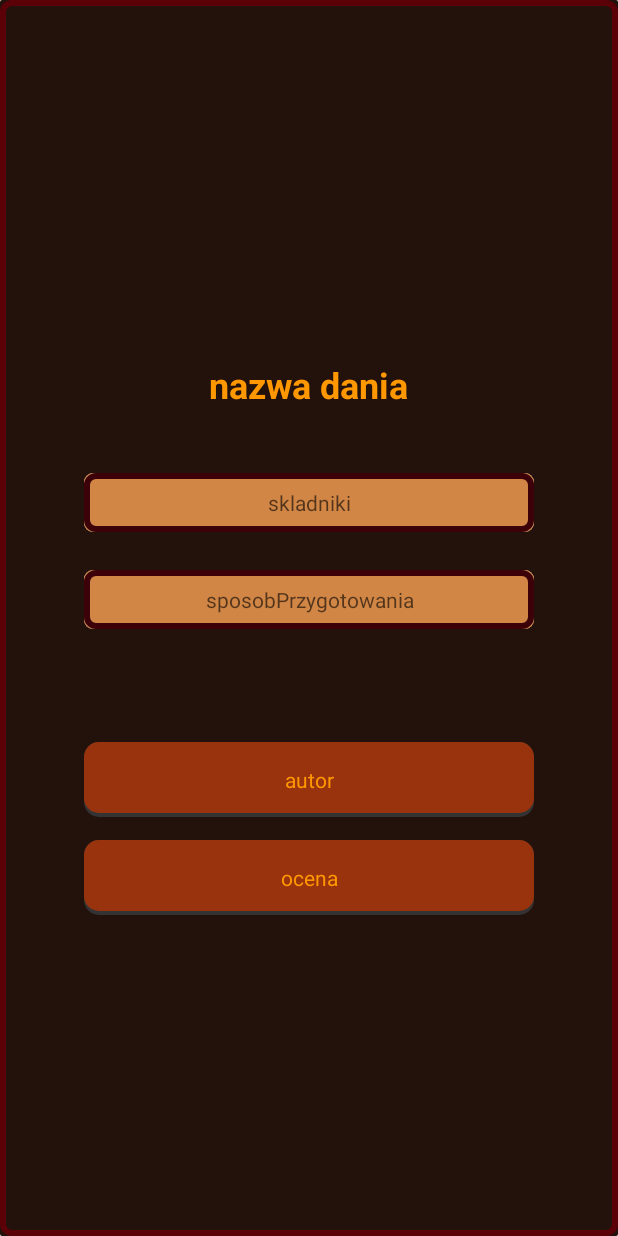
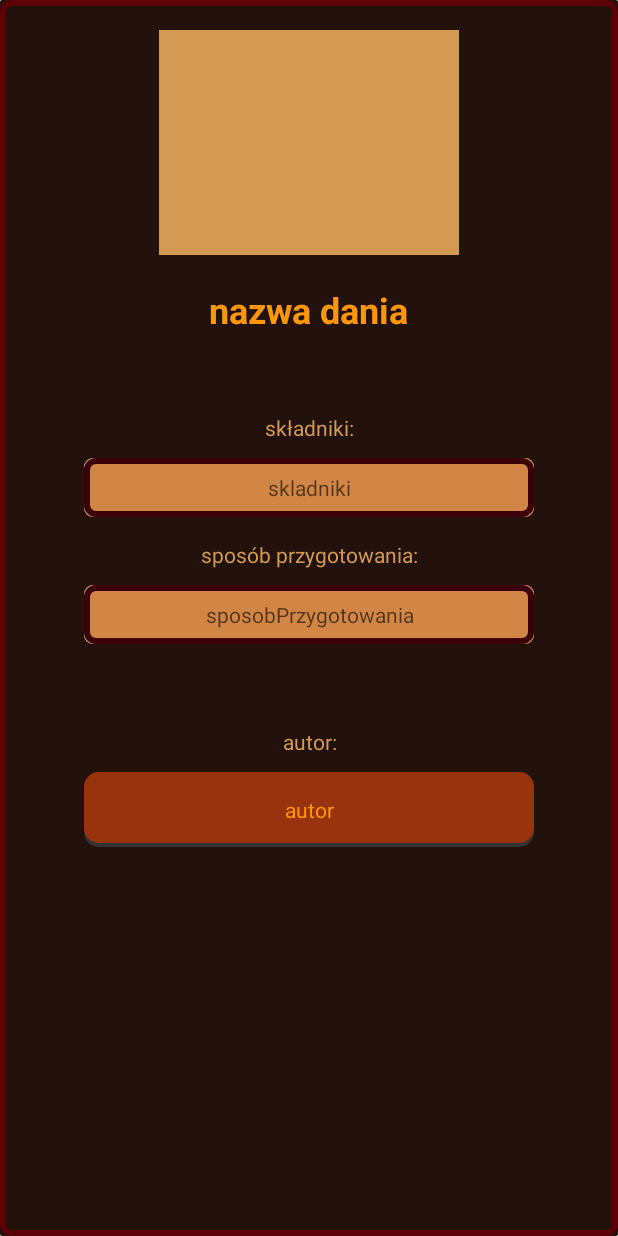
Before and after one commit to anonimowy-uzytkownik/Studencka-Karczma, an Android app: the PrzepisSzczegolyUlubione screen opened directly, with no data from a screen before it, on a phone screen of 412 x 824 dp. Run offline under Robolectric (Android 15) with nearby library versions, the phone set to English and light mode, and no system bars; our stand-ins replace Firebase (no records; nobody signed in at launch, a user with empty details on screens opened directly).

```diff
--- a/app/src/main/java/com/example/projekt/EdycjaPrzepisuActivity.java
+++ b/app/src/main/java/com/example/projekt/EdycjaPrzepisuActivity.java
@@ -105,7 +105,6 @@ public class EdycjaPrzepisuActivity extends AppCompatActivity {
                 TVnazwa=findViewById(R.id.nazwa);
                 TVskladniki=findViewById(R.id.skladniki);
                 TVsposobPrzygotowania=findViewById(R.id.sposobPrzygotowania);
-                TVocena=findViewById(R.id.ocena);
                 TVautor=findViewById(R.id.autor);
                 buttonEdytuj=findViewById(R.id.buttonEdytuj);
                 SimpleDateFormat dateFormat = new SimpleDateFormat("dd/MM/yyyy");
--- a/app/src/main/java/com/example/projekt/MainActivity.java
+++ b/app/src/main/java/com/example/projekt/MainActivity.java
@@ -35,7 +35,6 @@ import static android.provider.AlarmClock.EXTRA_MESSAGE;
 import java.util.ArrayList;
 
 public class MainActivity extends AppCompatActivity {
-    public final String [] tablica={"a","a","a","a"};
     public static final String EXTRA_MESSAGE = "com.example.myfirstapp.MESSAGE";
     private StorageReference mStorageRef;
     Button buttonUlubione,buttonKonto,buttonKupony,buttonCzyszczenie,buttonDodaniePrzepisu;
@@ -43,7 +42,6 @@ public class MainActivity extends AppCompatActivity {
 
 
     TextView textViewSkładniki, textViewOpis,textViewTytuł, textViewPrzygotowanie, textViewPorcja, buttonPlayer;
-    //String[] tablica={"a","a","a","a"};
     static String obrazekPrzepisuPath = null;
     MediaPlayer mySong;
     @Override
--- a/app/src/main/java/com/example/projekt/PrzepisListAdapterUlubione.java
+++ b/app/src/main/java/com/example/projekt/PrzepisListAdapterUlubione.java
@@ -12,6 +12,7 @@ import android.widget.ArrayAdapter;
 import android.widget.Button;
 import android.widget.ImageView;
 import android.widget.TextView;
+import android.widget.Toast;
 
 import androidx.annotation.NonNull;
 
@@ -82,6 +83,9 @@ public class PrzepisListAdapterUlubione  extends ArrayAdapter<Przepis> {
                 final String nickname =  user.getEmail();
                 DatabaseReference usersRef = FirebaseDatabase.getInstance().getReference().child("Przepisy").child(nazwaDania).child("ulubione");
                 usersRef.child(String.valueOf(nickname.hashCode())).setValue(null);
+
+                Toast toast = Toast.makeText(getContext(),"przepis usuniety z ulubionych!",Toast.LENGTH_SHORT);
+                toast.show();
             }
         });
 
--- a/app/src/main/java/com/example/projekt/PrzepisSzczegoly.java
+++ b/app/src/main/java/com/example/projekt/PrzepisSzczegoly.java
@@ -36,7 +36,6 @@ public class PrzepisSzczegoly extends AppCompatActivity {
         TVnazwa=findViewById(R.id.nazwa);
         TVskladniki=findViewById(R.id.skladniki);
         TVsposobPrzygotowania=findViewById(R.id.sposobPrzygotowania);
-        TVocena=findViewById(R.id.ocena);
         TVautor=findViewById(R.id.autor);
 
 
@@ -76,7 +75,6 @@ public class PrzepisSzczegoly extends AppCompatActivity {
                     TVnazwa.setText(nazwa);
                     TVskladniki.setText(skladniki);
                     TVsposobPrzygotowania.setText(sposobPrzygotowania);
-                    TVocena.setText(ocena);
                     TVautor.setText(autor);
 
                     Log.d("nazwa w przepisSzcz",nazwa);
--- a/app/src/main/java/com/example/projekt/PrzepisSzczegolyUlubione.java
+++ b/app/src/main/java/com/example/projekt/PrzepisSzczegolyUlubione.java
@@ -34,7 +34,6 @@ public class PrzepisSzczegolyUlubione  extends AppCompatActivity {
         TVnazwa=findViewById(R.id.nazwa);
         TVskladniki=findViewById(R.id.skladniki);
         TVsposobPrzygotowania=findViewById(R.id.sposobPrzygotowania);
-        TVocena=findViewById(R.id.ocena);
         TVautor=findViewById(R.id.autor);
 
 
@@ -79,7 +78,6 @@ public class PrzepisSzczegolyUlubione  extends AppCompatActivity {
                     TVnazwa.setText(nazwa);
                     TVskladniki.setText(skladniki);
                     TVsposobPrzygotowania.setText(sposobPrzygotowania);
-                    TVocena.setText(ocena);
                     TVautor.setText(autor);
 
                     Log.d("nazwa w przepisSzcz",nazwa);
--- a/app/src/main/res/drawable/imageview_border.xml
+++ b/app/src/main/res/drawable/imageview_border.xml
@@ -1,6 +1,6 @@
 <?xml version="1.0" encoding="UTF-8"?>
 <shape xmlns:android="http://schemas.android.com/apk/res/android">
     <solid android:color="@color/colorPrimary"/>
-    <stroke android:width="10dp" android:color="#FFFFFF"/>
+    <stroke android:width="10dp" android:color="@color/colorPrimary"/>
     <padding android:left="10dp" android:top="10dp" android:right="10dp" android:bottom="10dp"/>
 </shape>
--- a/app/src/main/res/layout/activity_przepis_szczegoly.xml
+++ b/app/src/main/res/layout/activity_przepis_szczegoly.xml
@@ -17,10 +17,13 @@
             <ImageView
                 android:id="@+id/obrazek"
                 android:layout_width="200dp"
-                android:layout_height="200dp"
+                android:layout_height="150dp"
                 android:layout_marginTop="20dp"
                 android:layout_gravity="center"
-                android:cropToPadding="true" />
+                android:cropToPadding="true"
+                android:background="@drawable/imageview_border"
+                android:scaleType="fitXY"
+                />
 
             <TextView
                 android:id="@+id/nazwa"
@@ -39,10 +42,21 @@
                 android:textStyle="bold" />
 
             <TextView
+                android:layout_width="match_parent"
+                android:layout_height="40dp"
+                android:layout_gravity="center"
+                android:padding="10dp"
+                android:layout_marginTop="25dp"
+                android:text="składniki:"
+                android:textColor="@color/colorPrimary"
+                android:gravity="center"
+                />
+
+            <TextView
                 android:id="@+id/skladniki"
                 android:layout_width="300dp"
                 android:layout_height="wrap_content"
-                android:layout_marginTop="25dp"
+
                 android:layout_gravity="center"
                 android:background="@drawable/edittext_test"
                 android:gravity="center"
@@ -52,10 +66,20 @@
                 android:textColor="#050505" />
 
             <TextView
+                android:layout_width="match_parent"
+                android:layout_height="40dp"
+                android:layout_gravity="center"
+                android:padding="10dp"
+                android:layout_marginTop="5dp"
+                android:text="sposób przygotowania:"
+                android:textColor="@color/colorPrimary"
+                android:gravity="center"
+                />
+            <TextView
                 android:id="@+id/sposobPrzygotowania"
                 android:layout_width="300dp"
                 android:layout_height="wrap_content"
-                android:layout_marginTop="25dp"
+
                 android:background="@drawable/edittext_test"
                 android:gravity="center"
                 android:padding="10dp"
@@ -65,31 +89,28 @@
                 android:textColor="#050505" />
 
             <TextView
+                android:layout_width="match_parent"
+                android:layout_height="40dp"
+                android:layout_gravity="center"
+                android:padding="10dp"
+                android:layout_marginTop="45dp"
+                android:text="autor:"
+                android:textColor="@color/colorPrimary"
+                android:gravity="center"
+                />
+            <TextView
                 android:id="@+id/autor"
                 android:layout_gravity="center"
-
                 android:layout_width="300dp"
                 android:layout_height="50dp"
-                android:layout_marginTop="75dp"
                 android:background="@drawable/guzik_test"
                 android:gravity="center"
                 android:hint="autor"
                 android:inputType="text"
                 android:textColor="#FF9800"
-                android:textColorHint="#FF9800" />
+                android:textColorHint="#FF9800"
+                android:layout_marginBottom="20dp"/>
 
-            <TextView
-                android:id="@+id/ocena"
-                android:layout_width="300dp"
-                android:layout_height="50dp"
-                android:layout_gravity="center"
-                android:layout_marginTop="15dp"
-                android:background="@drawable/guzik_test"
-                android:gravity="center"
-                android:hint="ocena"
-                android:inputType="text"
-                android:textColor="#FF9800"
-                android:textColorHint="#FF9800" />
 
         </LinearLayout>
     </ScrollView>
--- a/app/src/main/res/layout/adapter_view_konto.xml
+++ b/app/src/main/res/layout/adapter_view_konto.xml
@@ -16,9 +16,6 @@
         android:layout_weight="60"
         android:layout_marginTop="50dp"
         android:background="@drawable/guzik_test">
-
-
-
 
         <TextView
             android:id="@+id/textView2"
--- a/app/src/main/res/layout/adapter_view_przepis.xml
+++ b/app/src/main/res/layout/adapter_view_przepis.xml
@@ -10,7 +10,6 @@
     <LinearLayout
         android:orientation="vertical"
         android:layout_width="match_parent"
-
         android:layout_height="match_parent"
         android:layout_weight="60"
         android:layout_marginTop="50dp"
--- a/app/src/main/res/layout/popwindow_zmiana_hasla.xml
+++ b/app/src/main/res/layout/popwindow_zmiana_hasla.xml
@@ -11,7 +11,7 @@
         android:layout_centerInParent="true"
         android:layout_marginTop="15dp"
         android:gravity="center"
-        android:hint="new password"
+        android:hint="nowe hasło"
         android:inputType="textPassword"
         android:textColor="#050505"
         android:background="@drawable/edittext_test"
@@ -24,7 +24,7 @@
         android:layout_centerInParent="true"
         android:layout_marginTop="15dp"
         android:gravity="center"
-        android:hint="repeat new password"
+        android:hint="powtórz nowe hasło"
         android:inputType="textPassword"
         android:textColor="#050505"
         android:background="@drawable/edittext_test"
@@ -40,7 +40,7 @@
         android:layout_centerInParent="true"
         android:layout_marginTop="20dp"
         android:gravity="center"
-        android:text="SAVE CHANGES"
+        android:text="ZAPISZ ZMIANY"
         android:textSize="20sp"
         android:textStyle="bold"
 
```
Also changed, not shown: app/src/main/java/com/example/projekt/MediaManager.java (added, +27 -0 lines), app/src/main/java/com/example/projekt/PrzepisListAdapter.java (+7 -3 lines), app/src/main/res/anim/animation_zoom.xml (added, +16 -0 lines), app/src/main/res/layout/activity_konto.xml (+19 -13 lines).
